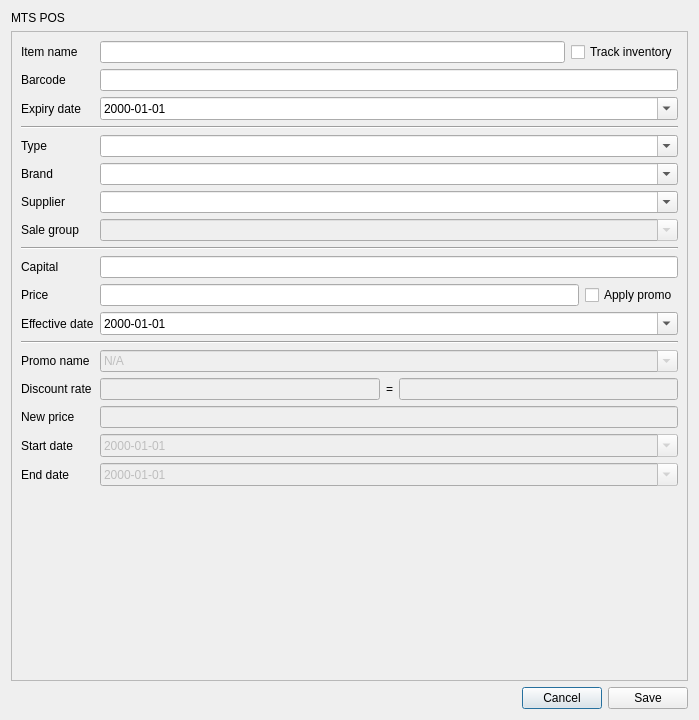
Above: app/views/templates/generated/EditProduct.ui from rondalefloyd/mts-pos before the change. Below: the same form after it.
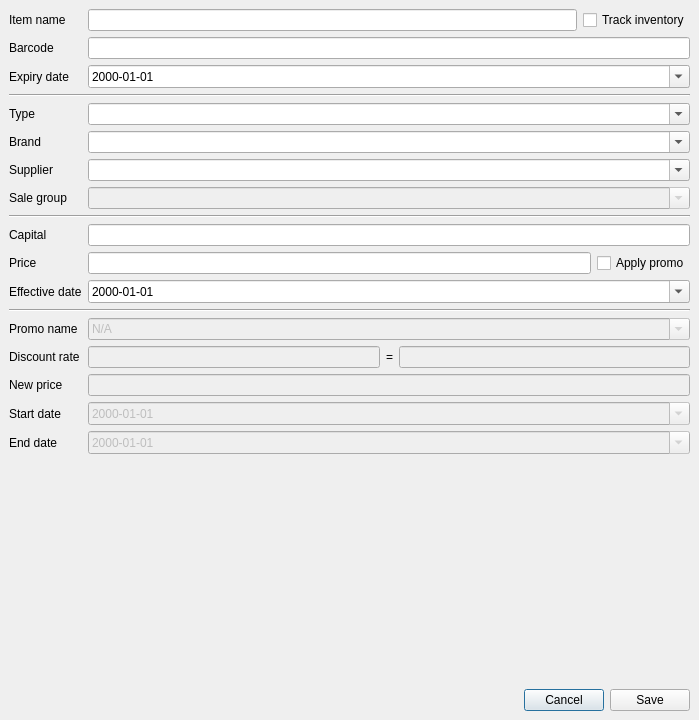
That is the form after the change.

Diff of the .ui file:
```diff
--- a/app/views/templates/generated/EditProduct.ui
+++ b/app/views/templates/generated/EditProduct.ui
@@ -14,21 +14,26 @@
    <string>Edit product</string>
   </property>
   <layout class="QVBoxLayout" name="verticalLayout">
-   <item>
-    <widget class="QLabel" name="label_6">
-     <property name="sizePolicy">
-      <sizepolicy hsizetype="Preferred" vsizetype="Fixed">
-       <horstretch>0</horstretch>
-       <verstretch>0</verstretch>
-      </sizepolicy>
-     </property>
-     <property name="text">
-      <string>MTS POS</string>
-     </property>
-    </widget>
-   </item>
+   <property name="spacing">
+    <number>0</number>
+   </property>
+   <property name="leftMargin">
+    <number>0</number>
+   </property>
+   <property name="topMargin">
+    <number>0</number>
+   </property>
+   <property name="rightMargin">
+    <number>0</number>
+   </property>
+   <property name="bottomMargin">
+    <number>0</number>
+   </property>
    <item>
     <widget class="QScrollArea" name="scrollArea">
+     <property name="frameShape">
+      <enum>QFrame::NoFrame</enum>
+     </property>
      <property name="widgetResizable">
       <bool>true</bool>
      </property>
@@ -37,8 +42,8 @@
        <rect>
         <x>0</x>
         <y>0</y>
-        <width>679</width>
-        <height>650</height>
+        <width>699</width>
+        <height>679</height>
        </rect>
       </property>
       <layout class="QFormLayout" name="formLayout">
@@ -363,7 +368,8 @@
     </widget>
    </item>
    <item>
-    <layout class="QHBoxLayout" name="horizontalLayout">
+    <widget class="QWidget" name="widgetConfirmationButton" native="true">
+     <layout class="QHBoxLayout" name="horizontalLayout_4">
      <item>
       <spacer name="horizontalSpacer">
        <property name="orientation">
@@ -392,6 +398,7 @@
       </widget>
      </item>
     </layout>
+    </widget>
    </item>
   </layout>
  </widget>
```
Left out of the diff: 2 changed lines with no effect on the pictures. Lines whose indentation alone changed are shown as unchanged.
